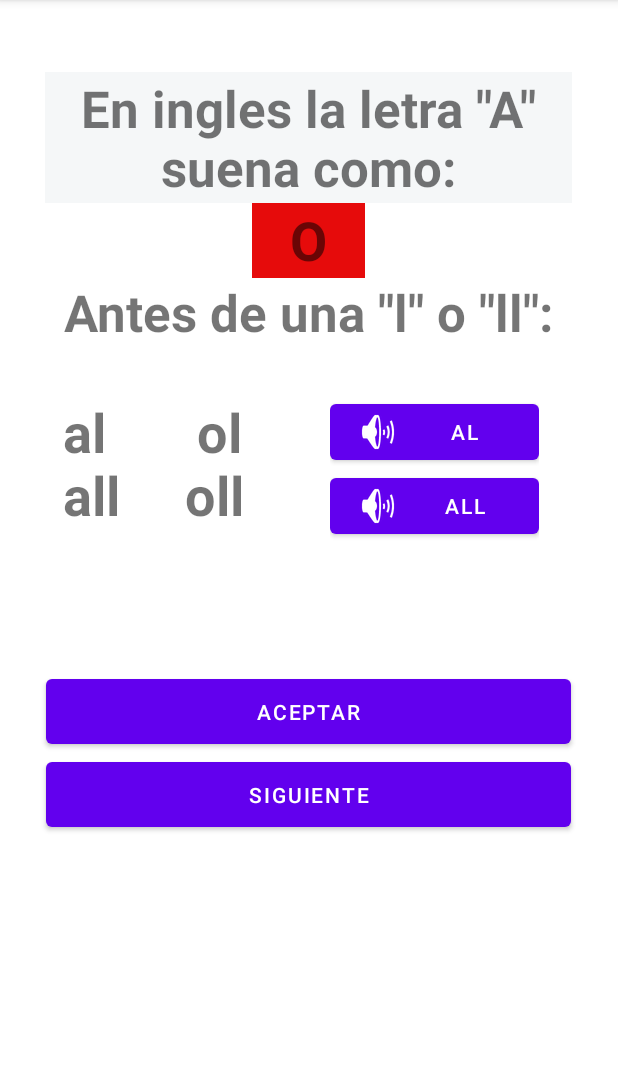
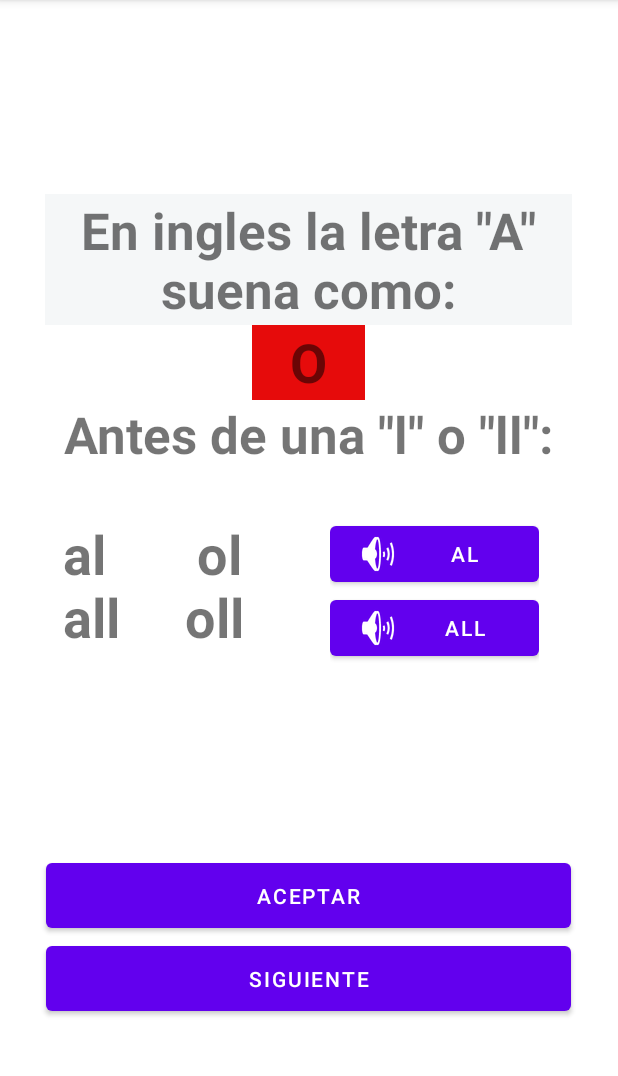
Before and after one commit to Ismael-Codes/androidApplicationFrag, an Android app: the screen it shows after launch (MainActivity), on a phone screen of 412 x 824 dp, the part 84-1160 px from its top. Run offline under Robolectric (Android 15) with nearby library versions, the phone set to English and light mode, and no system bars.

```diff
--- a/app/src/main/res/layout/fragment_letra_a1.xml
+++ b/app/src/main/res/layout/fragment_letra_a1.xml
@@ -78,18 +78,6 @@
 
     </LinearLayout>
 
-    <Button
-        android:id="@+id/Acp01"
-        android:layout_width="350dp"
-        android:layout_height="55dp"
-        android:text="Aceptar"
-        app:layout_constraintEnd_toEndOf="parent"
-        tools:layout_editor_absoluteY="585dp" />
 
-    <Button
-        android:id="@+id/Sig01"
-        android:layout_width="350dp"
-        android:layout_height="55dp"
-        android:text="Siguiente" />
 
 </LinearLayout>
--- a/app/src/main/res/layout/main_activity.xml
+++ b/app/src/main/res/layout/main_activity.xml
@@ -1,14 +1,30 @@
 <?xml version="1.0" encoding="utf-8"?>
-<FrameLayout xmlns:android="http://schemas.android.com/apk/res/android"
+<LinearLayout xmlns:android="http://schemas.android.com/apk/res/android"
+    xmlns:app="http://schemas.android.com/apk/res-auto"
     xmlns:tools="http://schemas.android.com/tools"
     android:id="@+id/container"
     android:layout_width="match_parent"
     android:layout_height="match_parent"
-    tools:context=".MainActivity" >
+    android:gravity="center"
+    android:orientation="vertical"
+    tools:context=".MainActivity">
 
     <androidx.fragment.app.FragmentContainerView
         android:id="@+id/fragmentContainerView"
         android:name="com.example.myapplicationeithfragments.ui.main.fragmentLetraA1"
         android:layout_width="match_parent"
-        android:layout_height="606dp" />
-</FrameLayout>
+        android:layout_height="481dp" />
+
+    <Button
+        android:id="@+id/Acp01"
+        android:layout_width="350dp"
+        android:layout_height="55dp"
+        android:text="Aceptar" />
+
+    <Button
+        android:id="@+id/Sig01"
+        android:layout_width="350dp"
+        android:layout_height="55dp"
+        android:text="Siguiente" />
+
+</LinearLayout>
```
